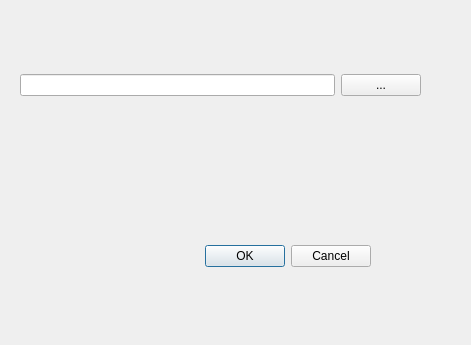
Above: qkan/surfaceTools/surfaceTool.ui from hoettges/QKan before the change. Below: the same form after it.
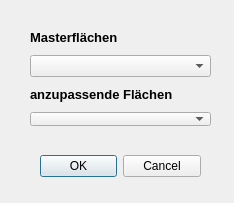
That is the form after the change.

Diff of the .ui file:
```diff
--- a/qkan/surfaceTools/surfaceTool.ui
+++ b/qkan/surfaceTools/surfaceTool.ui
@@ -6,8 +6,8 @@
    <rect>
     <x>0</x>
     <y>0</y>
-    <width>471</width>
-    <height>345</height>
+    <width>234</width>
+    <height>203</height>
    </rect>
   </property>
   <property name="windowTitle">
@@ -16,9 +16,9 @@
   <widget class="QDialogButtonBox" name="buttonBox">
    <property name="geometry">
     <rect>
-     <x>30</x>
-     <y>240</y>
-     <width>341</width>
+     <x>40</x>
+     <y>150</y>
+     <width>161</width>
      <height>32</height>
     </rect>
    </property>
@@ -32,22 +32,62 @@
   <widget class="QWidget" name="layoutWidget">
    <property name="geometry">
     <rect>
-     <x>20</x>
-     <y>70</y>
-     <width>401</width>
-     <height>30</height>
+     <x>30</x>
+     <y>30</y>
+     <width>181</width>
+     <height>96</height>
     </rect>
    </property>
    <layout class="QHBoxLayout" name="horizontalLayout">
+    <property name="spacing">
+     <number>10</number>
+    </property>
+    <property name="sizeConstraint">
+     <enum>QLayout::SetDefaultConstraint</enum>
+    </property>
     <item>
-     <widget class="QLineEdit" name="tf_qkanDB"/>
-    </item>
-    <item>
-     <widget class="QPushButton" name="pb_selectqkanDB">
-      <property name="text">
-       <string>...</string>
-      </property>
-     </widget>
+     <layout class="QVBoxLayout" name="verticalLayout">
+      <item>
+       <widget class="QLabel" name="label">
+        <property name="font">
+         <font>
+          <family>Tahoma</family>
+          <pointsize>10</pointsize>
+          <weight>75</weight>
+          <bold>true</bold>
+         </font>
+        </property>
+        <property name="text">
+         <string>Masterflächen</string>
+        </property>
+       </widget>
+      </item>
+      <item>
+       <widget class="QComboBox" name="cb_haupt"/>
+      </item>
+      <item>
+       <layout class="QVBoxLayout" name="verticalLayout_2">
+        <item>
+         <widget class="QLabel" name="label_2">
+          <property name="font">
+           <font>
+            <family>Tahoma</family>
+            <pointsize>10</pointsize>
+            <weight>75</weight>
+            <bold>true</bold>
+           </font>
+          </property>
+          <property name="text">
+           <string>anzupassende Flächen</string>
+          </property>
+         </widget>
+        </item>
+        <item>
+         <widget class="QComboBox" name="cb_geschnitten"/>
+        </item>
+       </layout>
+      </item>
+     </layout>
     </item>
    </layout>
   </widget>
```
Left out of the diff: 2 changed lines with no effect on the pictures.
